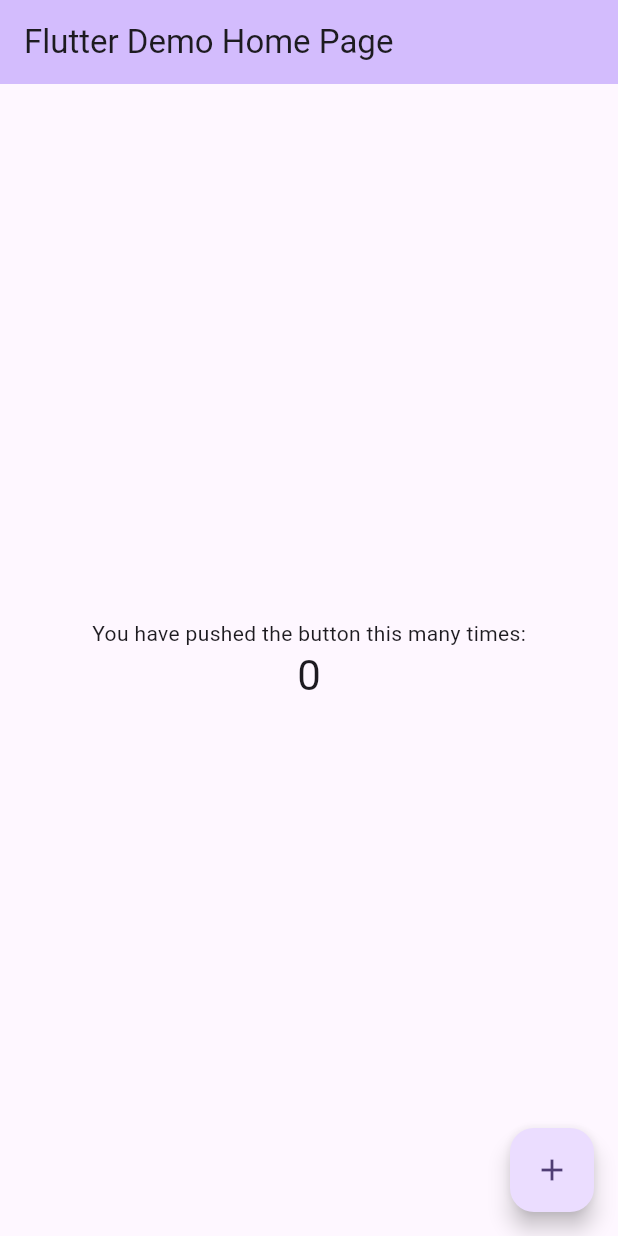
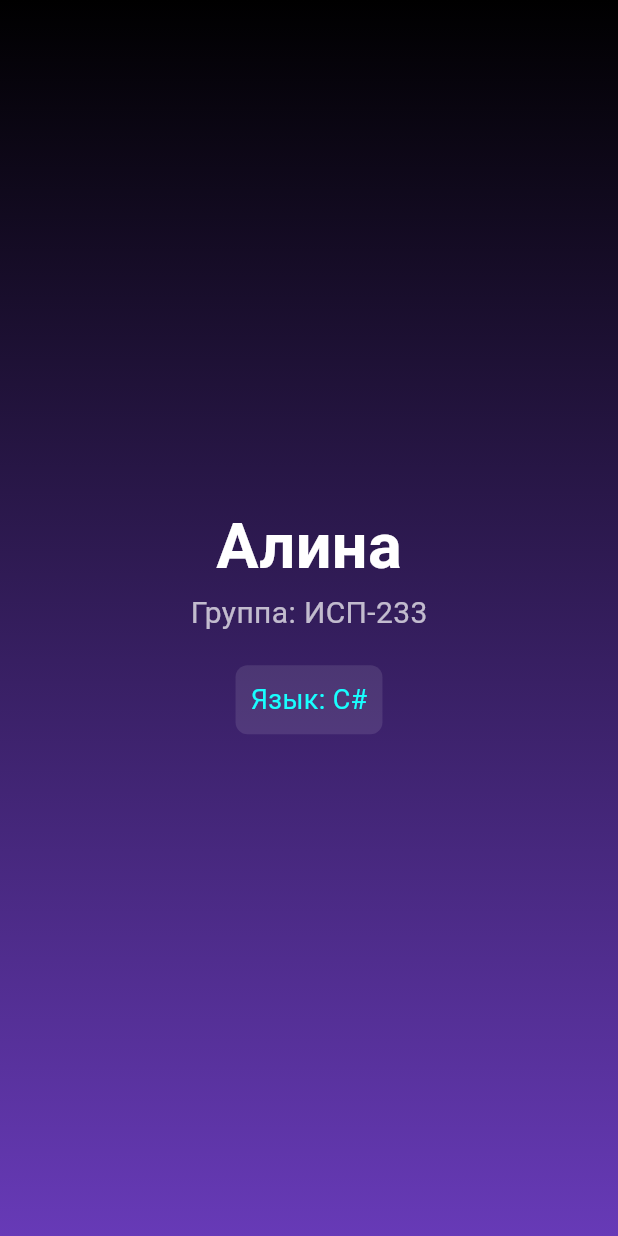
Before and after one commit to alincqeek/flutter_6hw, a Flutter app: the screen it shows after launch, on a phone screen of 412 x 824 dp. Run offline on Flutter 3.47's test engine with Material 3 defaults, Android fonts, the phone set to English and light mode, and no system bars.

Commit message:
add main

```diff
--- a/lib/main.dart
+++ b/lib/main.dart
@@ -1,121 +1,33 @@
 import 'package:flutter/material.dart';
+import 'name_widget.dart';
+import 'group_widget.dart';
+import 'lang_widget.dart';
 
-void main() {
-  runApp(const MyApp());
-}
+void main() => runApp(const MaterialApp(home: MyCard()));
 
-class MyApp extends StatelessWidget {
-  const MyApp({super.key});
-
-  // This widget is the root of your application.
-  @override
-  Widget build(BuildContext context) {
-    return MaterialApp(
-      title: 'Flutter Demo',
-      theme: ThemeData(
-        // This is the theme of your application.
-        //
-        // TRY THIS: Try running your application with "flutter run". You'll see
-        // the application has a purple toolbar. Then, without quitting the app,
-        // try changing the seedColor in the colorScheme below to Colors.green
-        // and then invoke "hot reload" (save your changes or press the "hot
-        // reload" button in a Flutter-supported IDE, or press "r" if you used
-        // the command line to start the app).
-        //
-        // Notice that the counter didn't reset back to zero; the application
-        // state is not lost during the reload. To reset the state, use hot
-        // restart instead.
-        //
-        // This works for code too, not just values: Most code changes can be
-        // tested with just a hot reload.
-        colorScheme: .fromSeed(seedColor: Colors.deepPurple),
-      ),
-      home: const MyHomePage(title: 'Flutter Demo Home Page'),
-    );
-  }
-}
-
-class MyHomePage extends StatefulWidget {
-  const MyHomePage({super.key, required this.title});
-
-  // This widget is the home page of your application. It is stateful, meaning
-  // that it has a State object (defined below) that contains fields that affect
-  // how it looks.
-
-  // This class is the configuration for the state. It holds the values (in this
-  // case the title) provided by the parent (in this case the App widget) and
-  // used by the build method of the State. Fields in a Widget subclass are
-  // always marked "final".
-
-  final String title;
-
-  @override
-  State<MyHomePage> createState() => _MyHomePageState();
-}
-
-class _MyHomePageState extends State<MyHomePage> {
-  int _counter = 0;
-
-  void _incrementCounter() {
-    setState(() {
-      // This call to setState tells the Flutter framework that something has
-      // changed in this State, which causes it to rerun the build method below
-      // so that the display can reflect the updated values. If we changed
-      // _counter without calling setState(), then the build method would not be
-      // called again, and so nothing would appear to happen.
-      _counter++;
-    });
-  }
+class MyCard extends StatelessWidget {
+  const MyCard({super.key});
 
   @override
   Widget build(BuildContext context) {
-    // This method is rerun every time setState is called, for instance as done
-    // by the _incrementCounter method above.
-    //
-    // The Flutter framework has been optimized to make rerunning build methods
-    // fast, so that you can just rebuild anything that needs updating rather
-    // than having to individually change instances of widgets.
     return Scaffold(
-      appBar: AppBar(
-        // TRY THIS: Try changing the color here to a specific color (to
-        // Colors.amber, perhaps?) and trigger a hot reload to see the AppBar
-        // change color while the other colors stay the same.
-        backgroundColor: Theme.of(context).colorScheme.inversePrimary,
-        // Here we take the value from the MyHomePage object that was created by
-        // the App.build method, and use it to set our appbar title.
-        title: Text(widget.title),
-      ),
-      body: Center(
-        // Center is a layout widget. It takes a single child and positions it
-        // in the middle of the parent.
+      body: Container(
+        width: double.infinity,
+        decoration: const BoxDecoration(
+          gradient: LinearGradient(
+            colors: [Colors.black, Colors.deepPurple],
+            begin: Alignment.topCenter,
+            end: Alignment.bottomCenter,
+          ),
+        ),
         child: Column(
-          // Column is also a layout widget. It takes a list of children and
-          // arranges them vertically. By default, it sizes itself to fit its
-          // children horizontally, and tries to be as tall as its parent.
-          //
-          // Column has various properties to control how it sizes itself and
-          // how it positions its children. Here we use mainAxisAlignment to
-          // center the children vertically; the main axis here is the vertical
-          // axis because Columns are vertical (the cross axis would be
-          // horizontal).
-          //
-          // TRY THIS: Invoke "debug painting" (choose the "Toggle Debug Paint"
-          // action in the IDE, or press "p" in the console), to see the
-          // wireframe for each widget.
-          mainAxisAlignment: .center,
-          children: [
-            const Text('You have pushed the button this many times:'),
-            Text(
-              '$_counter',
-              style: Theme.of(context).textTheme.headlineMedium,
-            ),
+          mainAxisAlignment: MainAxisAlignment.center,
+          children: const [
+            NameWidget(name: "Алина"),
+            GroupWidget(group: "ИСП-233"),
+            LangWidget(language: "C#"),
           ],
         ),
-      ),
-      floatingActionButton: FloatingActionButton(
-        onPressed: _incrementCounter,
-        tooltip: 'Increment',
-        child: const Icon(Icons.add),
       ),
     );
   }
```
